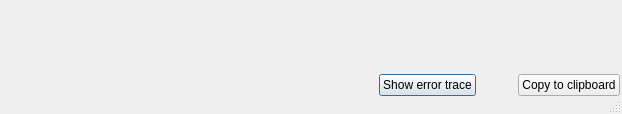
danielhrisca/asammdf, file src/asammdf/gui/ui/error_dialog.ui: the form before one commit.
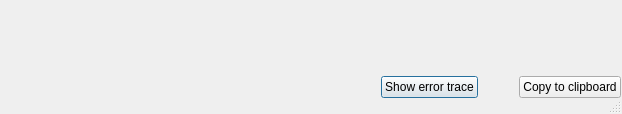
The form after the commit. Icons and pictures are not drawn.

Patch:
```diff
--- a/src/asammdf/gui/ui/error_dialog.ui
+++ b/src/asammdf/gui/ui/error_dialog.ui
@@ -22,19 +22,19 @@
   </property>
   <layout class="QVBoxLayout" name="layout" stretch="0,1,0,0">
    <property name="spacing">
-  <number>2</number>
+  <number>1</number>
 </property>
    <property name="leftMargin">
-  <number>2</number>
+  <number>1</number>
 </property>
    <property name="topMargin">
-  <number>2</number>
+  <number>1</number>
 </property>
    <property name="rightMargin">
-  <number>2</number>
+  <number>1</number>
 </property>
    <property name="bottomMargin">
-  <number>2</number>
+  <number>1</number>
 </property>
    <item>
     <widget class="QLabel" name="error_message">
@@ -46,7 +46,7 @@
    <item>
     <layout class="QHBoxLayout" name="horizontalLayout_2">
      <property name="spacing">
-  <number>2</number>
+  <number>1</number>
 </property>
      <item>
       <spacer name="verticalSpacer">
@@ -66,7 +66,7 @@
    <item>
     <layout class="QHBoxLayout" name="horizontalLayout" stretch="1,0,0,0">
      <property name="spacing">
-  <number>2</number>
+  <number>1</number>
 </property>
      <item>
       <spacer name="horizontalSpacer">
```
